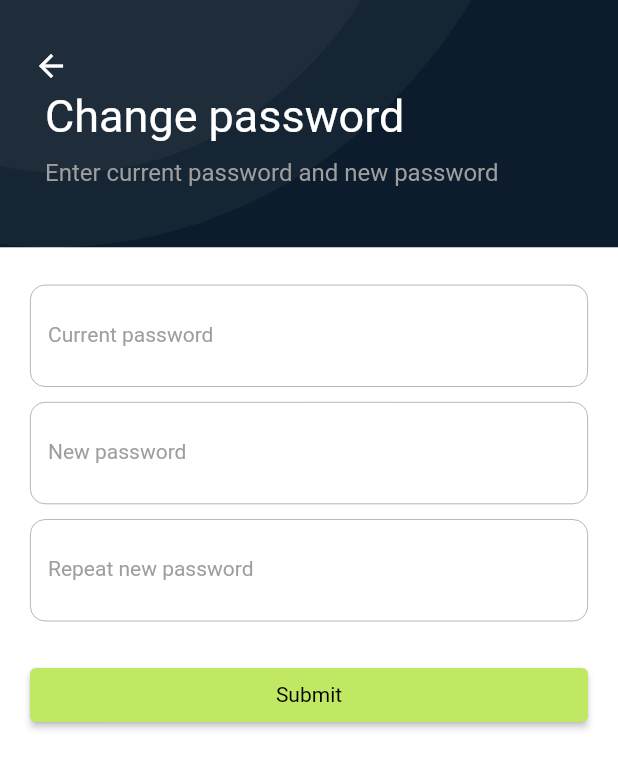
After one commit to payamomidvar/login_flutter, a Flutter app: the ChangePasswordPage screen opened directly, on a phone screen of 412 x 824 dp. The commit adds this screen. Shown: the top 769 px of the screen. Run offline on Flutter 3.47's test engine with Material 2 defaults, Android fonts, the phone set to English and light mode, and no system bars; our stand-ins replace equatable, flutter_bloc, shared_preferences; accounts and stored records are empty.

Commit message:
Change password added

```diff
--- /dev/null
+++ b/lib/bloc/change_password/change_password_bloc.dart
@@ -0,0 +1,38 @@
+import 'package:equatable/equatable.dart';
+import 'package:flutter_bloc/flutter_bloc.dart';
+import '../../repositories/user_repository.dart';
+import '../../../models/change_password.dart';
+
+part 'change_password_event.dart';
+
+part 'change_password_state.dart';
+
+class ChangePasswordBloc extends Bloc<ChangePasswordEvent, ChangePasswordState> {
+  final UserRepository _repository;
+
+  ChangePasswordBloc(this._repository) : super(const ChangePasswordState()) {
+    on<ChangePasswordEvent>(_mapRegisterEventToState);
+  }
+
+  void _mapRegisterEventToState(
+      ChangePasswordEvent event, Emitter<ChangePasswordState> emit) async {
+    try {
+      emit(state.copyWith(status: ChangePasswordStatus.initial));
+
+      final bool result = await _repository.changePassword(event.dto);
+      result
+          ? emit(state.copyWith(status: ChangePasswordStatus.success))
+          : emit(
+              state.copyWith(
+                status: ChangePasswordStatus.fail,
+                errorMessage: 'An error occurred. Please try again',
+              ),
+            );
+    } catch (error) {
+      emit(state.copyWith(
+        status: ChangePasswordStatus.error,
+        errorMessage: error.toString(),
+      ));
+    }
+  }
+}
--- /dev/null
+++ b/lib/bloc/change_password/change_password_event.dart
@@ -0,0 +1,10 @@
+part of 'change_password_bloc.dart';
+
+class ChangePasswordEvent extends Equatable {
+  const ChangePasswordEvent(this.dto);
+
+  final ChangePassword dto;
+
+  @override
+  List<Object?> get props => [dto];
+}
--- /dev/null
+++ b/lib/bloc/change_password/change_password_state.dart
@@ -0,0 +1,25 @@
+part of'change_password_bloc.dart';
+
+enum ChangePasswordStatus { initial, loading,success, error, fail}
+
+class ChangePasswordState extends Equatable {
+  const ChangePasswordState({
+    this.status = ChangePasswordStatus.initial,
+    this.errorMessage = '',
+  });
+  final ChangePasswordStatus status;
+  final String errorMessage;
+
+  @override
+  List<Object?> get props => [status, errorMessage];
+
+  ChangePasswordState copyWith({
+    ChangePasswordStatus? status,
+    String? errorMessage,
+  }) {
+    return ChangePasswordState(
+      status: status ?? this.status,
+      errorMessage: errorMessage ?? this.errorMessage,
+    );
+  }
+}
--- a/lib/login_app.dart
+++ b/lib/login_app.dart
@@ -1,6 +1,7 @@
 import 'package:flutter/material.dart';
 import 'package:login/bloc/home/home.dart';
 import './themes/light_theme.dart';
+import 'bloc/change_password/change_password.dart';
 import 'bloc/login/login.dart';
 import 'bloc/register/register.dart';
 import 'services/memory_service.dart';
@@ -19,6 +20,7 @@ class LoginApp extends StatelessWidget {
       initialRoute: RouteApp.login,
       routes: {
         RouteApp.register: (context) => const Register(),
+        RouteApp.changePassword: (context) => const ChangePassword(),
         RouteApp.login: (context) => Login(memoryService: memoryService),
         RouteApp.home: (context) => Home(memoryService: memoryService)
       },
--- a/lib/routes/routes.dart
+++ b/lib/routes/routes.dart
@@ -2,4 +2,5 @@ class RouteApp{
   static const String register = '/register';
   static const String login = '/login';
   static const String home = '/home';
+  static const String changePassword = '/change-password';
 }
--- /dev/null
+++ b/lib/screens/change_password_page.dart
@@ -0,0 +1,114 @@
+import 'package:flutter/material.dart';
+import 'package:flutter_bloc/flutter_bloc.dart';
+import 'package:login/bloc/change_password/change_password_bloc.dart';
+import 'package:login/models/change_password.dart';
+import '../bloc/register/register_bloc.dart';
+import '../constants/constants.dart';
+import '../models/register.dart';
+import '../routes/routes.dart';
+import '../widgets/username.dart';
+import '../widgets/email.dart';
+import '../widgets/password.dart';
+import '../widgets/submit.dart';
+import '../widgets/app_bar.dart' as app_bar;
+
+class ChangePasswordPage extends StatelessWidget {
+  ChangePasswordPage({super.key});
+
+  final TextEditingController emailController = TextEditingController(),
+      currentPasswordController = TextEditingController(),
+      newPasswordController = TextEditingController(),
+      repeatNewPasswordController = TextEditingController();
+
+  final GlobalKey<FormState> formKey = GlobalKey<FormState>();
+
+  @override
+  Widget build(BuildContext context) {
+    return SafeArea(
+      child: Scaffold(
+        appBar: app_bar.AppBar(
+          onTap: () => Navigator.pop(context),
+          icon: Icons.arrow_back,
+          title: 'Change password',
+          subtitle: 'Enter current password and new password',
+          height: MediaQuery.of(context).size.height * 0.2,
+        ),
+        body: Form(
+          key: formKey,
+          child: Padding(
+            padding: const EdgeInsets.only(top: largePadding),
+            child: ListView(
+              shrinkWrap: true,
+              children: [
+                Password(
+                    label: 'Current password',
+                    controller: currentPasswordController),
+                Password(
+                    label: 'New password', controller: newPasswordController),
+                Password(
+                  label: 'Repeat new password',
+                  controller: repeatNewPasswordController,
+                  anotherController: newPasswordController,
+                  isRepeatPassword: true,
+                ),
+                BlocConsumer<ChangePasswordBloc, ChangePasswordState>(
+                  listener: (context, state) {
+                    if (state.status == ChangePasswordStatus.error ||
+                        state.status == ChangePasswordStatus.fail) {
+                      ScaffoldMessenger.of(context).showSnackBar(
+                        SnackBar(content: Text(state.errorMessage)),
+                      );
+                    } else if (state.status == ChangePasswordStatus.success) {
+                      showSuccessMessage(context);
+                    }
+                  },
+                  builder: (context, state) => Submit(
+
+                    isLoading: state.status == ChangePasswordStatus.loading
+                        ? true
+                        : false,
+                    title: 'Submit',
+                    onTap: () => onSubmitTap(context),
+                  ),
+                ),
+              ],
+            ),
+          ),
+        ),
+      ),
+    );
+  }
+
+  Future<void> onSubmitTap(BuildContext context) async {
+    if (formKey.currentState?.validate() ?? false) {
+      String? username = currentPasswordController.text.isEmpty
+          ? null
+          : currentPasswordController.text;
+      final ChangePassword dto = ChangePassword(
+        currentPassword: currentPasswordController.text,
+        newPassword: newPasswordController.text,
+        repeatNewPassword: repeatNewPasswordController.text,
+      );
+      context.read<ChangePasswordBloc>().add(ChangePasswordEvent(dto));
+    }
+  }
+
+  showSuccessMessage(BuildContext context) {
+    Widget okButton = TextButton(
+      child: const Text("OK"),
+      onPressed: () => Navigator.pushNamed(context, RouteApp.login),
+    );
+
+    AlertDialog alert = AlertDialog(
+      title: const Text("Success"),
+      content: const Text("Password changed, please login again."),
+      actions: [okButton],
+    );
+
+    showDialog(
+      context: context,
+      barrierDismissible: false,
+      builder: (BuildContext context) => alert,
+    );
+  }
+}
--- a/lib/screens/home_page.dart
+++ b/lib/screens/home_page.dart
@@ -3,6 +3,7 @@ import 'package:flutter_bloc/flutter_bloc.dart';
 import 'package:login/bloc/home/home_bloc.dart';
 import 'package:login/bloc/token/token_bloc.dart';
 import '../repositories/config.dart';
+import '../routes/routes.dart';
 import '../widgets/app_bar.dart' as app_bar;
 import '../constants/constants.dart';
 
@@ -37,7 +38,9 @@ class _HomePageState extends State<HomePage> {
         floatingActionButton: !isLoading
             ? FloatingActionButton(
                 child: const Icon(Icons.key, color: textColor),
-                onPressed: () {},
+                onPressed: () {
+                  Navigator.pushNamed(context, RouteApp.changePassword);
+                },
               )
             : null,
         body: Center(
```
Also changed, not shown: lib/bloc/change_password/change_password.dart (added, +21 -0 lines), lib/models/change_password.dart (added, +17 -0 lines), lib/repositories/user_repository.dart (+28 -0 lines).
